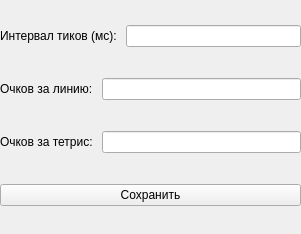
Above: data/settings.ui from slash0t/tetris before the change. Below: the same form after it.
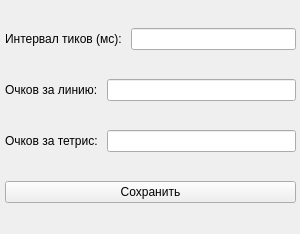
That is the form after the change.

Commit message: Finished settings

```diff
--- a/data/settings.ui
+++ b/data/settings.ui
@@ -6,7 +6,7 @@
    <rect>
     <x>0</x>
     <y>0</y>
-    <width>301</width>
+    <width>300</width>
     <height>234</height>
    </rect>
   </property>
@@ -30,6 +30,18 @@
      </rect>
     </property>
     <layout class="QVBoxLayout" name="verticalLayout">
+     <property name="leftMargin">
+      <number>5</number>
+     </property>
+     <property name="topMargin">
+      <number>5</number>
+     </property>
+     <property name="rightMargin">
+      <number>5</number>
+     </property>
+     <property name="bottomMargin">
+      <number>5</number>
+     </property>
      <item>
       <layout class="QHBoxLayout" name="horizontalLayout_2">
        <item>
```
The commit also changes 3 other files.
